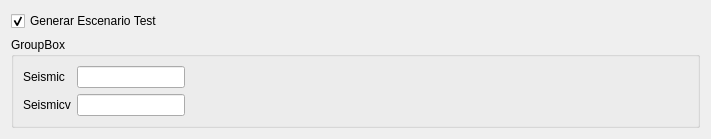
Above: scenariosismicconfigui.ui from conejoo/Escenarios before the change. Below: the same form after it.
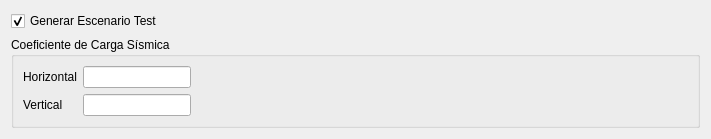
That is the form after the change.

What changed in the file:
```diff
--- a/scenariosismicconfigui.ui
+++ b/scenariosismicconfigui.ui
@@ -33,7 +33,7 @@
    <item>
     <widget class="QGroupBox" name="groupBox">
      <property name="title">
-      <string>GroupBox</string>
+      <string>Coeficiente de Carga Sísmica</string>
      </property>
      <layout class="QFormLayout" name="formLayout_2">
       <property name="fieldGrowthPolicy">
@@ -42,7 +42,7 @@
       <item row="0" column="0">
        <widget class="QLabel" name="label_4">
         <property name="text">
-         <string>Seismic</string>
+         <string>Horizontal</string>
         </property>
        </widget>
       </item>
@@ -59,7 +59,7 @@
       <item row="1" column="0">
        <widget class="QLabel" name="label_5">
         <property name="text">
-         <string>Seismicv</string>
+         <string>Vertical</string>
         </property>
        </widget>
       </item>
```
